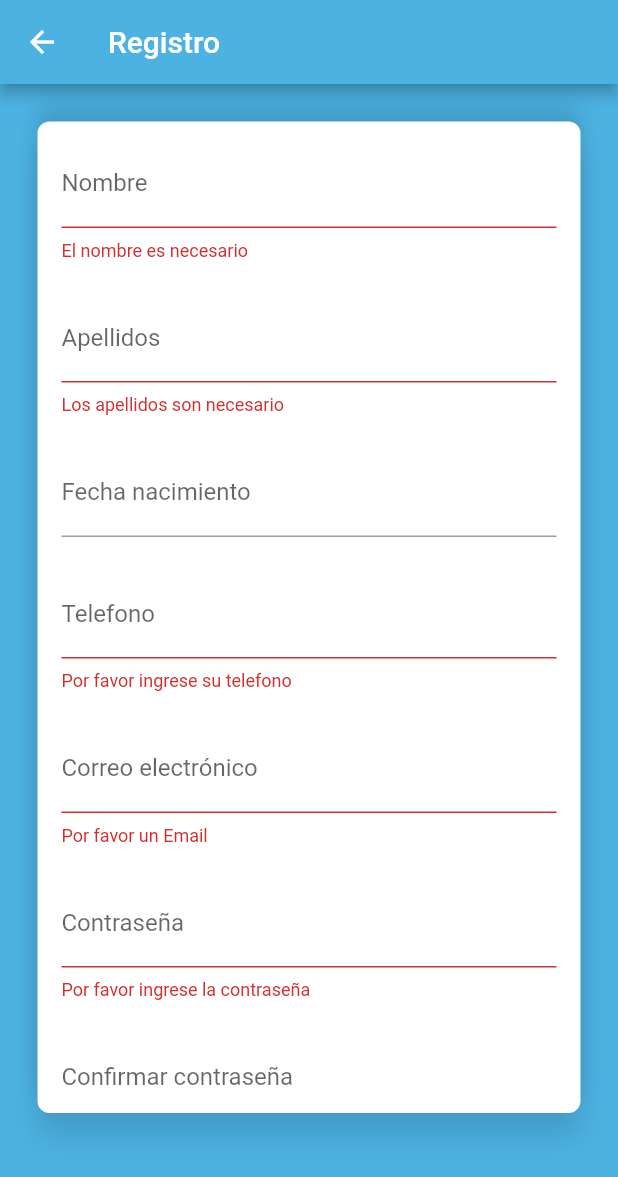
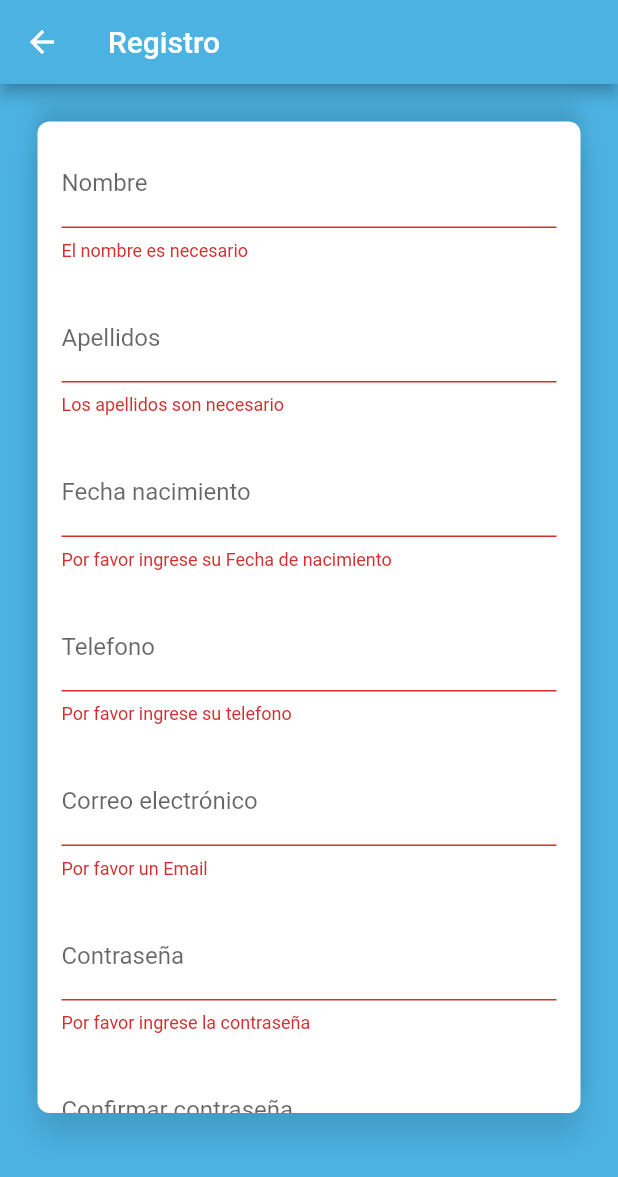
Before and after one commit to Edo08/AprenderHaciendoApp, a Flutter app: the Registro screen opened by its route, after a tap on "REGISTRARSE", on a phone screen of 412 x 824 dp. Shown: the top 1177 px of the screen. Run offline on Flutter 3.47's test engine with Material 2 defaults, Android fonts, the light colour scheme and no system bars; our stand-ins replace cloud_firestore, firebase_auth, flutter_screenutil; accounts and stored records are empty.

Commit message:
Version 1.14

```diff
--- a/lib/src/screens/index.dart
+++ b/lib/src/screens/index.dart
@@ -3,6 +3,8 @@ import 'package:aprender_haciendo_app/src/widgets/categoryselector.dart';
 import 'package:aprender_haciendo_app/src/model/productomodel.dart';
 import 'package:flutter/material.dart';
 import 'package:flutter_screenutil/flutter_screenutil.dart';
+
+//index
 
 class Index extends StatefulWidget {
   static const String routeName = '/index';
--- a/lib/src/screens/registro.dart
+++ b/lib/src/screens/registro.dart
@@ -59,7 +59,6 @@ class _RegistroState extends State<Registro> {
         if (newUser != null){
           Navigator.pushNamed(context, '/index');
           createRecord();
-
         }
       }catch (e){
         print(e);
@@ -77,6 +76,7 @@ void createRecord() async {
       'telefono': '${nombreCtrl.text}',
       'email': '${emailCtrl.text}',
       'contraseña': '${passwordCtrl.text}'
+
     }
   );
 }
@@ -156,10 +156,10 @@ void createRecord() async {
                   decoration: new InputDecoration(
                     labelText: 'Apellidos',
                   ),
-                  focusNode: _apellidosFocus,
+                  /* focusNode: _apellidosFocus,
                   onFieldSubmitted: (value){
                     _fieldFocusChange(context, _apellidosFocus, _nacimientoFocus);
-                  },
+                  }, */
                   keyboardType: TextInputType.text,
                   onChanged: (value){
                     apellidosCtrl = value as TextEditingController;
@@ -189,7 +189,14 @@ void createRecord() async {
                   onFieldSubmitted: (value){
                     _fieldFocusChange(context, _nacimientoFocus, _telefonoFocus);
                   },
+                  textInputAction: TextInputAction.next,
                   keyboardType: TextInputType.datetime,
+                  validator: (value) {
+                    if (value.isEmpty) {
+                      return 'Por favor ingrese su Fecha de nacimiento';
+                    }
+                    return null;
+                  },
                   onTap: ()async{
                     final datePick= await showDatePicker(
 
@@ -202,21 +209,16 @@ void createRecord() async {
                       setState(() {
                         fechaNacimiento=datePick;
                         isDateSelected=true;
-                        nacimientoCtrl.text = "${fechaNacimiento.month}/${fechaNacimiento.day}/${fechaNacimiento.year}"; // 08/14/2019
-
+                        nacimientoCtrl.text = "${fechaNacimiento.day}/${fechaNacimiento.month}/${fechaNacimiento.year}";
                       });
                     }
                      new Text(isDateSelected ? "$fechaNacimiento":"Seleccione su fecha de nacimiento");
                   }
+
                 /*   onChanged: (value){
                     nacimientoCtrl = value as TextEditingController;
                   },
-                  validator: (value) {
-                    if (value.isEmpty) {
-                      return 'Por favor ingrese su Fecha de nacimiento';
-                    }
-                    return null;
-                  },
+
                   textInputAction: TextInputAction.next,*/
                 ),
                 SizedBox(
```
